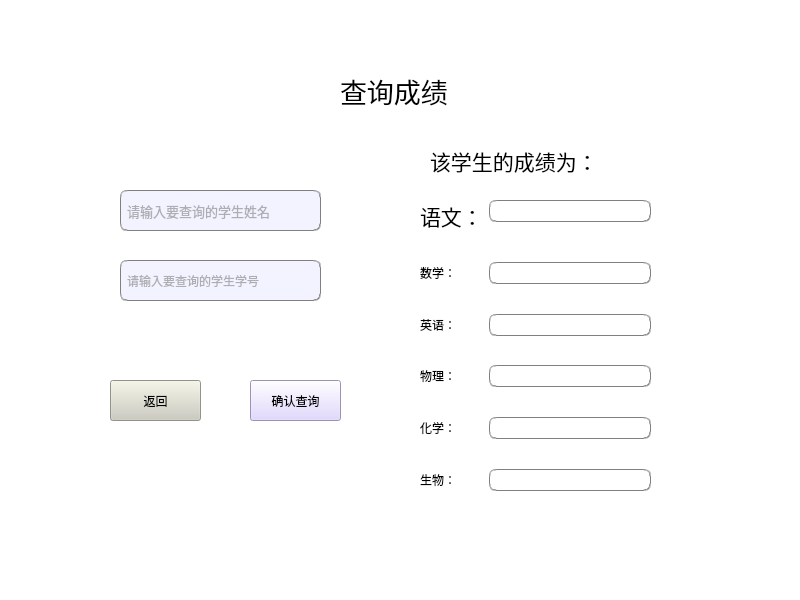
lensans/-, file CODE/check_score.ui: the form before one commit.
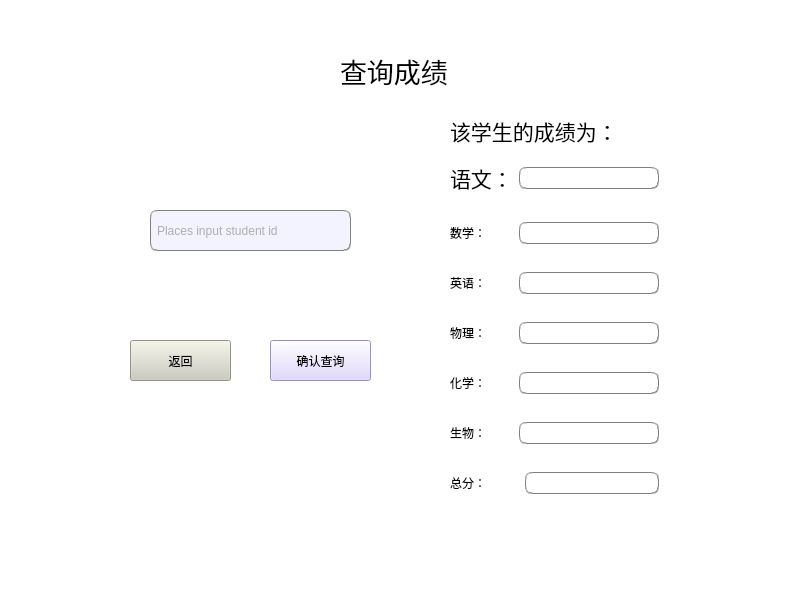
The form after the commit.

Patch:
```diff
--- a/CODE/check_score.ui
+++ b/CODE/check_score.ui
@@ -20,20 +20,12 @@
    <widget class="QLineEdit" name="check_name">
     <property name="geometry">
      <rect>
-      <x>120</x>
-      <y>190</y>
+      <x>150</x>
+      <y>210</y>
       <width>201</width>
       <height>41</height>
      </rect>
     </property>
-    <property name="font">
-     <font>
-      <family>宋体</family>
-      <pointsize>10</pointsize>
-      <italic>false</italic>
-      <bold>false</bold>
-     </font>
-    </property>
     <property name="styleSheet">
      <string notr="true">background-color: rgb(243, 243, 255);
 border:1px groove gray;border-radius:
@@ -45,68 +37,24 @@
      <string/>
     </property>
     <property name="placeholderText">
-     <string>请输入要查询的学生姓名</string>
-    </property>
-   </widget>
-   <widget class="QLineEdit" name="check_num">
-    <property name="geometry">
-     <rect>
-      <x>120</x>
-      <y>260</y>
-      <width>201</width>
-      <height>41</height>
-     </rect>
-    </property>
-    <property name="styleSheet">
-     <string notr="true">background-color: rgb(243, 243, 255);
-border:1px groove gray;border-radius:
-7px;padding:2px 4px;
-font: 10pt &quot;宋体&quot;;
-color: rgb(103, 103, 103);</string>
-    </property>
-    <property name="text">
-     <string/>
-    </property>
-    <property name="placeholderText">
-     <string>请输入要查询的学生学号</string>
+     <string>Places input student id</string>
     </property>
    </widget>
    <widget class="QWidget" name="widget" native="true">
     <property name="geometry">
      <rect>
-      <x>420</x>
-      <y>200</y>
-      <width>231</width>
-      <height>291</height>
+      <x>450</x>
+      <y>140</y>
+      <width>209</width>
+      <height>381</height>
      </rect>
     </property>
     <property name="styleSheet">
      <string notr="true">
 color: rgb(0, 0,0);</string>
     </property>
-    <layout class="QFormLayout" name="formLayout_4">
-     <item row="0" column="1">
-      <widget class="QLineEdit" name="check_Chinese_line">
-       <property name="styleSheet">
-        <string notr="true">border:1px groove gray;border-radius:
-7px;padding:2px 4px;</string>
-       </property>
-      </widget>
-     </item>
-     <item row="1" column="1">
-      <spacer name="verticalSpacer">
-       <property name="orientation">
-        <enum>Qt::Vertical</enum>
-       </property>
-       <property name="sizeHint" stdset="0">
-        <size>
-         <width>20</width>
-         <height>40</height>
-        </size>
-       </property>
-      </spacer>
-     </item>
-     <item row="2" column="0">
+    <layout class="QGridLayout" name="gridLayout">
+     <item row="1" column="0">
       <widget class="QLabel" name="check_math_label">
        <property name="styleSheet">
         <string notr="true">font: 16pt &quot;宋体&quot;;</string>
@@ -116,59 +64,7 @@
        </property>
       </widget>
      </item>
-     <item row="2" column="1">
-      <widget class="QLineEdit" name="check_math_line">
-       <property name="styleSheet">
-        <string notr="true">border:1px groove gray;border-radius:
-7px;padding:2px 4px;</string>
-       </property>
-      </widget>
-     </item>
-     <item row="3" column="1">
-      <spacer name="verticalSpacer_2">
-       <property name="orientation">
-        <enum>Qt::Vertical</enum>
-       </property>
-       <property name="sizeHint" stdset="0">
-        <size>
-         <width>20</width>
-         <height>40</height>
-        </size>
-       </property>
-      </spacer>
-     </item>
-     <item row="4" column="0">
-      <widget class="QLabel" name="check_English_label">
-       <property name="styleSheet">
-        <string notr="true">font: 16pt &quot;宋体&quot;;</string>
-       </property>
-       <property name="text">
-        <string>英语：</string>
-       </property>
-      </widget>
-     </item>
-     <item row="4" column="1">
-      <widget class="QLineEdit" name="check_English_line">
-       <property name="styleSheet">
-        <string notr="true">border:1px groove gray;border-radius:
-7px;padding:2px 4px;</string>
-       </property>
-      </widget>
-     </item>
-     <item row="5" column="1">
-      <spacer name="verticalSpacer_3">
-       <property name="orientation">
-        <enum>Qt::Vertical</enum>
-       </property>
-       <property name="sizeHint" stdset="0">
-        <size>
-         <width>20</width>
-         <height>40</height>
-        </size>
-       </property>
-      </spacer>
-     </item>
-     <item row="6" column="0">
+     <item row="3" column="0">
       <widget class="QLabel" name="check_physics_label">
        <property name="styleSheet">
         <string notr="true">font: 16pt &quot;宋体&quot;;</string>
@@ -178,59 +74,7 @@
        </property>
       </widget>
      </item>
-     <item row="6" column="1">
-      <widget class="QLineEdit" name="check_physics_line">
-       <property name="styleSheet">
-        <string notr="true">border:1px groove gray;border-radius:
-7px;padding:2px 4px;</string>
-       </property>
-      </widget>
-     </item>
-     <item row="7" column="1">
-      <spacer name="verticalSpacer_4">
-       <property name="orientation">
-        <enum>Qt::Vertical</enum>
-       </property>
-       <property name="sizeHint" stdset="0">
-        <size>
-         <width>20</width>
-         <height>40</height>
-        </size>
-       </property>
-      </spacer>
-     </item>
-     <item row="8" column="0">
-      <widget class="QLabel" name="check_chemistry_label">
-       <property name="styleSheet">
-        <string notr="true">font: 16pt &quot;宋体&quot;;</string>
-       </property>
-       <property name="text">
-        <string>化学：</string>
-       </property>
-      </widget>
-     </item>
-     <item row="8" column="1">
-      <widget class="QLineEdit" name="check_chemistry_line">
-       <property name="styleSheet">
-        <string notr="true">border:1px groove gray;border-radius:
-7px;padding:2px 4px;</string>
-       </property>
-      </widget>
-     </item>
-     <item row="9" column="1">
-      <spacer name="verticalSpacer_5">
-       <property name="orientation">
-        <enum>Qt::Vertical</enum>
-       </property>
-       <property name="sizeHint" stdset="0">
-        <size>
-         <width>20</width>
-         <height>40</height>
-        </size>
-       </property>
-      </spacer>
-     </item>
-     <item row="10" column="0">
+     <item row="5" column="0">
       <widget class="QLabel" name="check_biology_label">
        <property name="styleSheet">
         <string notr="true">font: 16pt &quot;宋体&quot;;</string>
@@ -240,7 +84,25 @@
        </property>
       </widget>
      </item>
-     <item row="10" column="1">
+     <item row="2" column="1" colspan="2">
+      <widget class="QLineEdit" name="check_English_line">
+       <property name="styleSheet">
+        <string notr="true">border:1px groove gray;border-radius:
+7px;padding:2px 4px;</string>
+       </property>
+      </widget>
+     </item>
+     <item row="2" column="0">
+      <widget class="QLabel" name="check_English_label">
+       <property name="styleSheet">
+        <string notr="true">font: 16pt &quot;宋体&quot;;</string>
+       </property>
+       <property name="text">
+        <string>英语：</string>
+       </property>
+      </widget>
+     </item>
+     <item row="5" column="1" colspan="2">
       <widget class="QLineEdit" name="check_biology_line">
        <property name="styleSheet">
         <string notr="true">border:1px groove gray;border-radius:
@@ -248,6 +110,14 @@
        </property>
       </widget>
      </item>
+     <item row="4" column="1" colspan="2">
+      <widget class="QLineEdit" name="check_chemistry_line">
+       <property name="styleSheet">
+        <string notr="true">border:1px groove gray;border-radius:
+7px;padding:2px 4px;</string>
+       </property>
+      </widget>
+     </item>
      <item row="0" column="0">
       <widget class="QLabel" name="check_Chinese_label">
        <property name="styleSheet">
@@ -258,14 +128,66 @@
        </property>
       </widget>
      </item>
+     <item row="3" column="1" colspan="2">
+      <widget class="QLineEdit" name="check_physics_line">
+       <property name="styleSheet">
+        <string notr="true">border:1px groove gray;border-radius:
+7px;padding:2px 4px;</string>
+       </property>
+      </widget>
+     </item>
+     <item row="6" column="0" colspan="2">
+      <widget class="QLabel" name="check_sum_label">
+       <property name="styleSheet">
+        <string notr="true">font: 16pt &quot;宋体&quot;;</string>
+       </property>
+       <property name="text">
+        <string>总分：</string>
+       </property>
+      </widget>
+     </item>
+     <item row="4" column="0">
+      <widget class="QLabel" name="check_chemistry_label">
+       <property name="styleSheet">
+        <string notr="true">font: 16pt &quot;宋体&quot;;</string>
+       </property>
+       <property name="text">
+        <string>化学：</string>
+       </property>
+      </widget>
+     </item>
+     <item row="1" column="1" colspan="2">
+      <widget class="QLineEdit" name="check_math_line">
+       <property name="styleSheet">
+        <string notr="true">border:1px groove gray;border-radius:
+7px;padding:2px 4px;</string>
+       </property>
+      </widget>
+     </item>
+     <item row="0" column="1" colspan="2">
+      <widget class="QLineEdit" name="check_Chinese_line">
+       <property name="styleSheet">
+        <string notr="true">border:1px groove gray;border-radius:
+7px;padding:2px 4px;</string>
+       </property>
+      </widget>
+     </item>
+     <item row="6" column="2">
+      <widget class="QLineEdit" name="check_sum_line">
+       <property name="styleSheet">
+        <string notr="true">border:1px groove gray;border-radius:
+7px;padding:2px 4px;</string>
+       </property>
+      </widget>
+     </item>
     </layout>
    </widget>
    <widget class="QPushButton" name="btn_check_confirm">
     <property name="geometry">
      <rect>
-      <x>250</x>
-      <y>380</y>
-      <width>91</width>
+      <x>270</x>
+      <y>340</y>
+      <width>101</width>
       <height>41</height>
      </rect>
     </property>
@@ -280,9 +202,9 @@
    <widget class="QPushButton" name="btn_check_return">
     <property name="geometry">
      <rect>
-      <x>110</x>
-      <y>380</y>
-      <width>91</width>
+      <x>130</x>
+      <y>340</y>
+      <width>101</width>
       <height>41</height>
      </rect>
     </property>
@@ -298,7 +220,7 @@
     <property name="geometry">
      <rect>
       <x>340</x>
-      <y>60</y>
+      <y>40</y>
       <width>141</width>
       <height>61</height>
      </rect>
@@ -316,8 +238,8 @@
    <widget class="QLabel" name="check_score_title">
     <property name="geometry">
      <rect>
-      <x>430</x>
-      <y>140</y>
+      <x>450</x>
+      <y>110</y>
       <width>181</width>
       <height>41</height>
      </rect>
```
Left out of the diff: 2 changed lines with no effect on the pictures.
